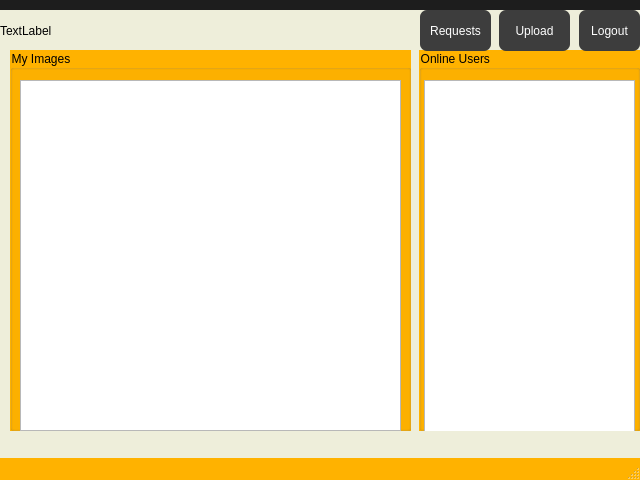
Before: the Qt Designer form src/userwindow.ui in Dokany/Steganogram, drawn with Qt 5.
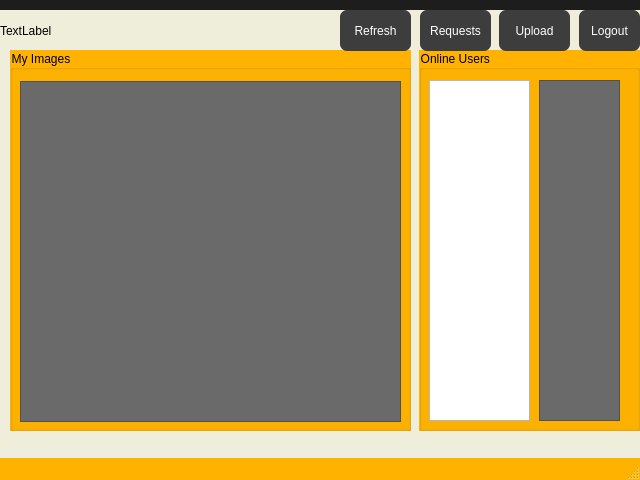
After: the same form once the commit is applied.

```diff
--- a/src/userwindow.ui
+++ b/src/userwindow.ui
@@ -163,10 +163,20 @@
     <widget class="QListView" name="usersList">
      <property name="geometry">
       <rect>
-       <x>5</x>
+       <x>10</x>
        <y>30</y>
-       <width>211</width>
-       <height>381</height>
+       <width>101</width>
+       <height>341</height>
+      </rect>
+     </property>
+    </widget>
+    <widget class="QListWidget" name="usersWidget">
+     <property name="geometry">
+      <rect>
+       <x>120</x>
+       <y>30</y>
+       <width>81</width>
+       <height>341</height>
       </rect>
      </property>
     </widget>
@@ -222,17 +232,30 @@
     <property name="title">
      <string>My Images</string>
     </property>
-    <widget class="QListView" name="myImagesList">
+    <widget class="QListWidget" name="imageWidget">
      <property name="geometry">
       <rect>
        <x>10</x>
-       <y>30</y>
+       <y>31</y>
        <width>381</width>
-       <height>351</height>
+       <height>341</height>
       </rect>
      </property>
     </widget>
    </widget>
+   <widget class="QPushButton" name="RefreshButton">
+    <property name="geometry">
+     <rect>
+      <x>340</x>
+      <y>0</y>
+      <width>71</width>
+      <height>41</height>
+     </rect>
+    </property>
+    <property name="text">
+     <string>Refresh</string>
+    </property>
+   </widget>
   </widget>
   <widget class="QMenuBar" name="menubar">
    <property name="geometry">
```
